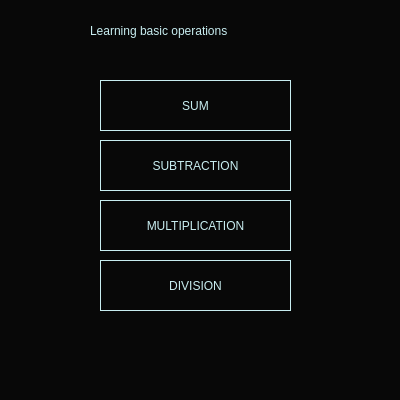
The window that gameMath/learningMath/mainwindow.ui (Leumim2020/mathematics_game_UI_Qt) describes before a commit, drawn with Qt 5.
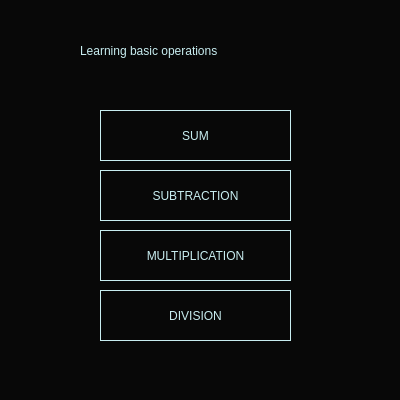
The same window after the commit.

```diff
--- a/gameMath/learningMath/mainwindow.ui
+++ b/gameMath/learningMath/mainwindow.ui
@@ -1,7 +1,7 @@
 <?xml version="1.0" encoding="UTF-8"?>
 <ui version="4.0">
  <class>MainWindow</class>
- <widget class="QMainWindow" name="MainWindow">
+ <widget class="QWidget" name="MainWindow">
   <property name="geometry">
    <rect>
     <x>0</x>
@@ -26,133 +26,114 @@
    <string>MainWindow</string>
   </property>
   <property name="styleSheet">
-   <string notr="true">background-color:rgb(8, 8, 8);</string>
+   <string notr="true">background-color:rgb(8,8,8);</string>
   </property>
-  <widget class="QWidget" name="centralwidget">
-   <widget class="QLabel" name="label_13">
-    <property name="geometry">
-     <rect>
-      <x>90</x>
-      <y>10</y>
-      <width>251</width>
-      <height>41</height>
-     </rect>
-    </property>
-    <property name="styleSheet">
-     <string notr="true">font: 16pt &quot;Bahnschrift&quot;;
-color: rgb(200, 237, 240);
-</string>
-    </property>
-    <property name="text">
-     <string>Learning basic operations</string>
-    </property>
-   </widget>
-   <widget class="QPushButton" name="pushButton">
-    <property name="geometry">
-     <rect>
-      <x>100</x>
-      <y>260</y>
-      <width>191</width>
-      <height>51</height>
-     </rect>
-    </property>
-    <property name="cursor">
-     <cursorShape>PointingHandCursor</cursorShape>
-    </property>
-    <property name="styleSheet">
-     <string notr="true">
-color: rgb(200, 237, 240);
+  <widget class="QPushButton" name="pushButton_4">
+   <property name="geometry">
+    <rect>
+     <x>100</x>
+     <y>110</y>
+     <width>191</width>
+     <height>51</height>
+    </rect>
+   </property>
+   <property name="cursor">
+    <cursorShape>PointingHandCursor</cursorShape>
+   </property>
+   <property name="styleSheet">
+    <string notr="true">color: rgb(200, 237, 240);
 font: 75 10pt &quot;MS Shell Dlg 2&quot;;
 backgroudn-color:rgb(190, 190, 190);
-border:1px solid rgb(200, 237, 240);
-</string>
-    </property>
-    <property name="text">
-     <string>DIVISION</string>
-    </property>
-   </widget>
-   <widget class="QPushButton" name="pushButton_2">
-    <property name="geometry">
-     <rect>
-      <x>100</x>
-      <y>200</y>
-      <width>191</width>
-      <height>51</height>
-     </rect>
-    </property>
-    <property name="cursor">
-     <cursorShape>PointingHandCursor</cursorShape>
-    </property>
-    <property name="styleSheet">
-     <string notr="true">
-color: rgb(200, 237, 240);
+border:1px solid rgb(200, 237, 240);</string>
+   </property>
+   <property name="text">
+    <string>SUM</string>
+   </property>
+  </widget>
+  <widget class="QPushButton" name="pushButton_2">
+   <property name="geometry">
+    <rect>
+     <x>100</x>
+     <y>230</y>
+     <width>191</width>
+     <height>51</height>
+    </rect>
+   </property>
+   <property name="cursor">
+    <cursorShape>PointingHandCursor</cursorShape>
+   </property>
+   <property name="styleSheet">
+    <string notr="true">color: rgb(200, 237, 240);
 font: 75 10pt &quot;MS Shell Dlg 2&quot;;
 backgroudn-color:rgb(190, 190, 190);
-border:1px solid rgb(200, 237, 240);
-</string>
-    </property>
-    <property name="text">
-     <string>MULTIPLICATION</string>
-    </property>
-   </widget>
-   <widget class="QPushButton" name="pushButton_3">
-    <property name="geometry">
-     <rect>
-      <x>100</x>
-      <y>140</y>
-      <width>191</width>
-      <height>51</height>
-     </rect>
-    </property>
-    <property name="cursor">
-     <cursorShape>PointingHandCursor</cursorShape>
-    </property>
-    <property name="styleSheet">
-     <string notr="true">
-color: rgb(200, 237, 240);
+border:1px solid rgb(200, 237, 240);</string>
+   </property>
+   <property name="text">
+    <string>MULTIPLICATION</string>
+   </property>
+  </widget>
+  <widget class="QPushButton" name="pushButton">
+   <property name="geometry">
+    <rect>
+     <x>100</x>
+     <y>290</y>
+     <width>191</width>
+     <height>51</height>
+    </rect>
+   </property>
+   <property name="cursor">
+    <cursorShape>PointingHandCursor</cursorShape>
+   </property>
+   <property name="styleSheet">
+    <string notr="true">color: rgb(200, 237, 240);
 font: 75 10pt &quot;MS Shell Dlg 2&quot;;
 backgroudn-color:rgb(190, 190, 190);
-border:1px solid rgb(200, 237, 240);
-</string>
-    </property>
-    <property name="text">
-     <string>SUBTRACTION</string>
-    </property>
-   </widget>
-   <widget class="QPushButton" name="pushButton_4">
-    <property name="geometry">
-     <rect>
-      <x>100</x>
-      <y>80</y>
-      <width>191</width>
-      <height>51</height>
-     </rect>
-    </property>
-    <property name="cursor">
-     <cursorShape>PointingHandCursor</cursorShape>
-    </property>
-    <property name="styleSheet">
-     <string notr="true">
+border:1px solid rgb(200, 237, 240);</string>
+   </property>
+   <property name="text">
+    <string>DIVISION</string>
+   </property>
+  </widget>
+  <widget class="QLabel" name="label_13">
+   <property name="geometry">
+    <rect>
+     <x>80</x>
+     <y>30</y>
+     <width>251</width>
+     <height>41</height>
+    </rect>
+   </property>
+   <property name="styleSheet">
+    <string notr="true">font: 16pt &quot;Bahnschrift&quot;;
+background-color:rgb(8,8,8);
 color: rgb(200, 237, 240);
-font: 75 10pt &quot;MS Shell Dlg 2&quot;;
-backgroudn-color:rgb(190, 190, 190);
-border:1px solid rgb(200, 237, 240);
 </string>
-    </property>
-    <property name="text">
-     <string>SUM</string>
-    </property>
-   </widget>
+   </property>
+   <property name="text">
+    <string>Learning basic operations</string>
+   </property>
   </widget>
-  <widget class="QMenuBar" name="menubar">
+  <widget class="QPushButton" name="pushButton_3">
    <property name="geometry">
     <rect>
-     <x>0</x>
-     <y>0</y>
-     <width>400</width>
-     <height>20</height>
+     <x>100</x>
+     <y>170</y>
+     <width>191</width>
+     <height>51</height>
     </rect>
    </property>
+   <property name="cursor">
+    <cursorShape>PointingHandCursor</cursorShape>
+   </property>
+   <property name="styleSheet">
+    <string notr="true">color: rgb(200, 237, 240);
+font: 75 10pt &quot;MS Shell Dlg 2&quot;;
+backgroudn-color:rgb(190, 190, 190);
+border:1px solid rgb(200, 237, 240);</string>
+   </property>
+   <property name="text">
+    <string>SUBTRACTION</string>
+   </property>
   </widget>
   <widget class="QStatusBar" name="statusbar"/>
  </widget>
```
Left out of the diff: 1 changed line with no effect on the pictures.
